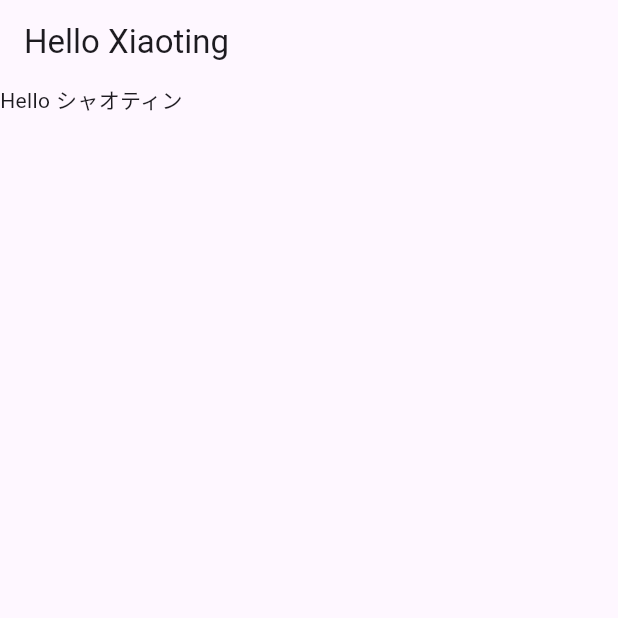
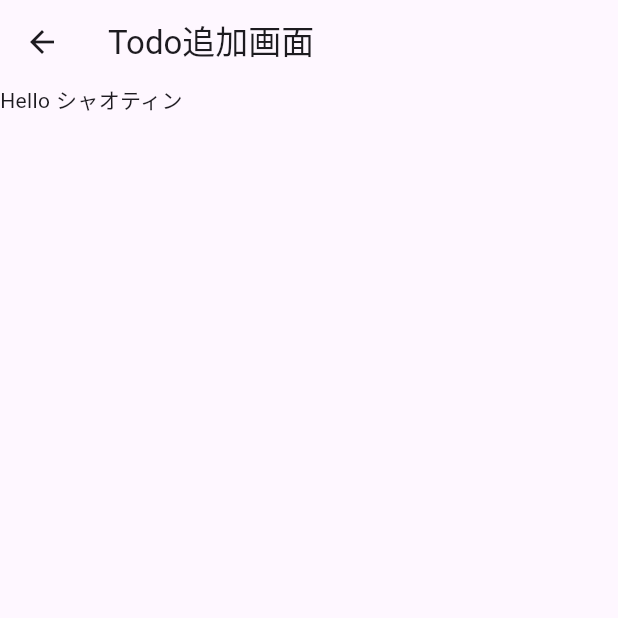
Before and after one commit to MassuGit/TodoRiverpod, a Flutter app: the screen it shows after launch, after a tap on the "add" icon, on a phone screen of 412 x 824 dp, the top half of it. Run offline on Flutter 3.47's test engine with Material 3 defaults, Android fonts, the phone set to English and light mode, and no system bars; our stand-ins replace go_router, hooks_riverpod.

Commit message:
fix: fixed AppBar not displaying back button

```diff
--- a/lib/add_todo_page.dart
+++ b/lib/add_todo_page.dart
@@ -6,6 +6,11 @@ class AddTodoPage extends ConsumerWidget {
 
   @override
   Widget build(BuildContext context, WidgetRef ref) {
-    return const Text('Hello シャオティン');
+    return Scaffold(
+      appBar: AppBar(
+        title: const Text('Todo追加画面'),
+      ),
+      body: const Text('Hello シャオティン'),
+    );
   }
 }
--- a/lib/router.dart
+++ b/lib/router.dart
@@ -5,20 +5,9 @@ import 'package:todo_riverpod/todo_list_page.dart';
 
 final router = GoRouter(
   routes: <RouteBase>[
-    ShellRoute(
-      builder: (context, state, child) {
-        return Scaffold(
-          appBar: AppBar(
-            title: const Text('Hello Xiaoting'),
-          ),
-          body: child,
-        );
-      },
-      routes: [
     GoRoute(
       path: '/',
-          builder: (BuildContext context, GoRouterState state) =>
-              TodoListPage(),
+      builder: (BuildContext context, GoRouterState state) => TodoListPage(),
     ),
     GoRoute(
       path: '/addTodo',
@@ -26,6 +15,4 @@ final router = GoRouter(
           const AddTodoPage(),
     ),
   ],
-    ),
-  ],
 );
--- a/lib/todo_list_page.dart
+++ b/lib/todo_list_page.dart
@@ -19,7 +19,11 @@ class TodoListPage extends ConsumerWidget {
 
   @override
   Widget build(BuildContext context, WidgetRef ref) {
-    return Stack(
+    return Scaffold(
+      appBar: AppBar(
+        title: const Text('HELLO XIAOTING'),
+      ),
+      body: Stack(
         children: [
           ListView.builder(
             itemCount: todoList.length,
@@ -31,6 +35,7 @@ class TodoListPage extends ConsumerWidget {
             padding: const EdgeInsets.all(16.0),
             child: Align(
               alignment: Alignment.bottomRight,
+              child: Material(
                 child: InkWell(
                   onTap: () {
                     context.push('/addTodo');
@@ -51,8 +56,10 @@ class TodoListPage extends ConsumerWidget {
                   ),
                 ),
               ),
+            ),
           )
         ],
+      ),
     );
   }
 }
```
Also changed, not shown: 2 other files. Lines whose indentation alone changed are shown as unchanged.
